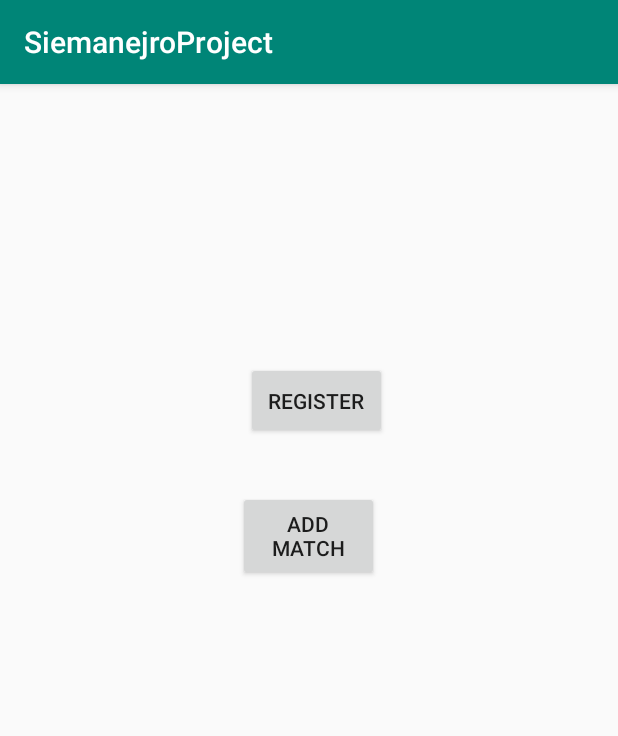
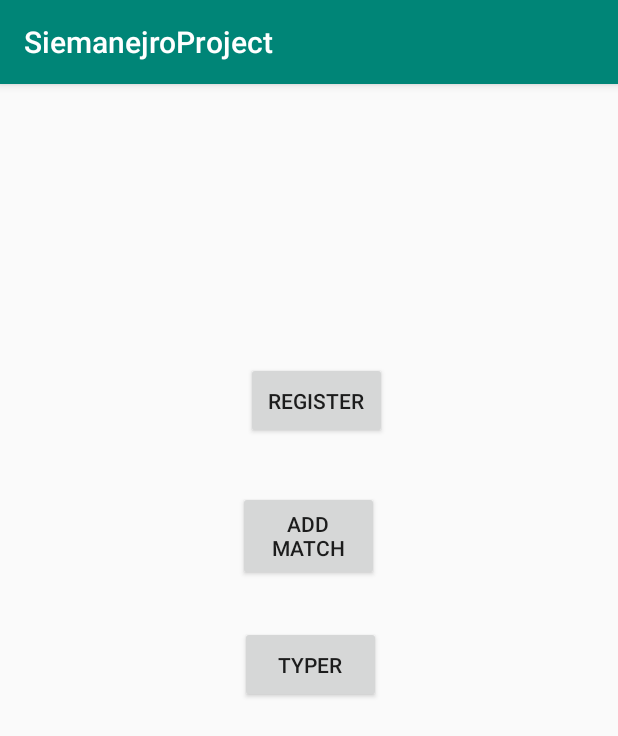
Before and after one commit to nazkord/Siemanejro, an Android app: the screen it shows after launch (MainActivity), on a phone screen of 412 x 824 dp. Shown: the top 736 px of the screen. Run offline under Robolectric (Android 15) with nearby library versions, the phone set to English and light mode, and no system bars.

Commit message:
Walach TV

```diff
--- a/app/src/main/java/com/siemanejro/siemanejroproject/MainActivity.java
+++ b/app/src/main/java/com/siemanejro/siemanejroproject/MainActivity.java
@@ -13,6 +13,7 @@ public class MainActivity extends AppCompatActivity {
 
     Button addMatchButton;
     Button Register;
+    Button typer;
 
     @Override
     protected void onCreate(Bundle savedInstanceState) {
@@ -22,9 +23,11 @@ public class MainActivity extends AppCompatActivity {
 
         addMatchButton = (Button) findViewById(R.id.openAddMatchActivity);
         Register = (Button) findViewById(R.id.openLoginActivity);
+        typer = (Button) findViewById(R.id.openTyper);
 
         addMatchButtonClicked();
         addRegisterButtonClicked();
+        addTyperButtonClicked();
     }
 
 
@@ -46,4 +49,13 @@ public class MainActivity extends AppCompatActivity {
             }
         });
     }
+
+    private void addTyperButtonClicked(){
+        typer.setOnClickListener(new View.OnClickListener(){
+            @Override
+            public void onClick(View v) {
+                startActivity(new Intent(MainActivity.this, Tipp.class));
+            }
+        });
+    }
 }
--- a/app/src/main/res/layout/activity_main.xml
+++ b/app/src/main/res/layout/activity_main.xml
@@ -6,6 +6,22 @@
     android:layout_height="match_parent"
     tools:context=".MainActivity">
 
+
+    <Button
+        android:id="@+id/openTyper"
+        android:layout_width="94dp"
+        android:layout_height="51dp"
+        android:layout_alignStart="@+id/openAddMatchActivity"
+        android:layout_alignParentTop="true"
+        android:layout_marginStart="1dp"
+        android:layout_marginTop="361dp"
+
+        android:gravity="center"
+        android:text="Typer"
+        app:layout_constraintBottom_toBottomOf="parent"
+        app:layout_constraintLeft_toLeftOf="parent"
+        app:layout_constraintRight_toRightOf="parent"
+        app:layout_constraintTop_toTopOf="parent" />
 
     <Button
         android:id="@+id/openAddMatchActivity"
@@ -19,15 +35,15 @@
 
     <Button
         android:id="@+id/openLoginActivity"
+        android:layout_width="94dp"
+        android:layout_height="51dp"
         android:layout_alignStart="@+id/openAddMatchActivity"
         android:layout_alignParentTop="true"
-        android:layout_width="94dp"
-        android:layout_height="51dp"
-        android:text="Register"
-        android:gravity="center"
-
         android:layout_marginStart="5dp"
         android:layout_marginTop="185dp"
+
+        android:gravity="center"
+        android:text="Register"
         app:layout_constraintBottom_toBottomOf="parent"
         app:layout_constraintLeft_toLeftOf="parent"
         app:layout_constraintRight_toRightOf="parent"
```
Also changed, not shown: app/src/main/res/layout/one_item.xml (+5 -4 lines), app/src/main/java/com/siemanejro/siemanejroproject/Tipp.java (line endings or trailing spaces).
